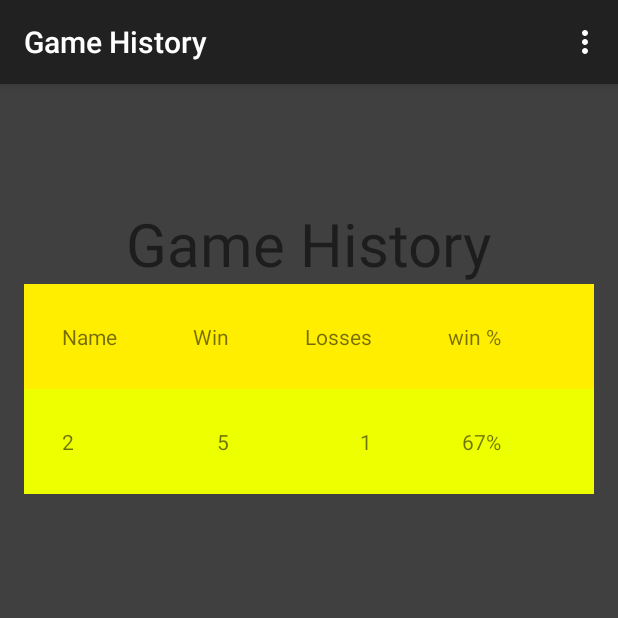
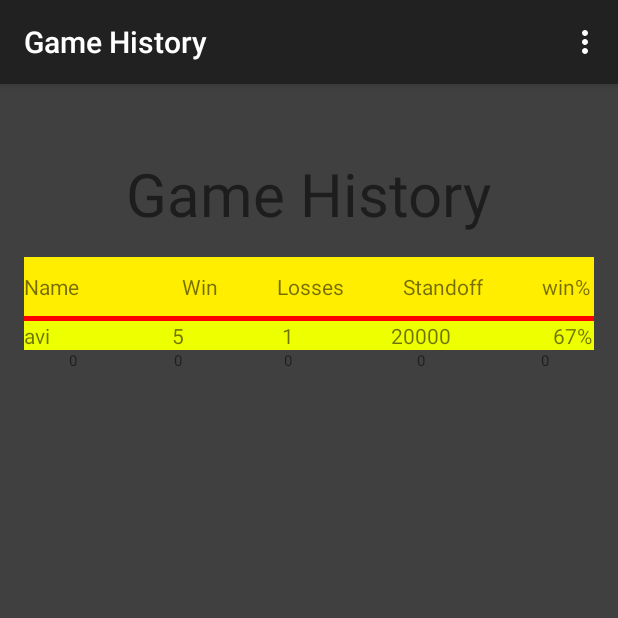
Before and after one commit to idanbe/Four-in-a-row, an Android app: the screen it shows after launch (Game_history), after a tap on "GAME HISTORY", on a phone screen of 412 x 824 dp, the top half of it. Run offline under Robolectric (Android 15) with nearby library versions, the phone set to English and light mode, and no system bars.

Commit message:
Table
history statistic table

```diff
--- a/Game_4_in_a_row/app/src/main/java/com/example/administrator/game_4_in_a_row/DBHelper.java
+++ b/Game_4_in_a_row/app/src/main/java/com/example/administrator/game_4_in_a_row/DBHelper.java
@@ -28,7 +28,8 @@ public class DBHelper extends SQLiteOpenHelper {
                         Tables.winnersTable.NAME + " TEXT ," +
                         Tables.winnersTable.WINS + " INTEGER ," +
                         Tables.winnersTable.LOSSES + " INTEGER ," +
-                        Tables.winnersTable.PERCENT_OF_WINS + " INTEGER" + ");"
+                        Tables.winnersTable.STAND_OFF + " INTEGER ," +
+                        Tables.winnersTable.PERCENT_OF_WINS + " TEXT" + ");"
         );
     }
 
--- a/Game_4_in_a_row/app/src/main/java/com/example/administrator/game_4_in_a_row/Game_history.java
+++ b/Game_4_in_a_row/app/src/main/java/com/example/administrator/game_4_in_a_row/Game_history.java
@@ -14,12 +14,82 @@ import android.widget.TextView;
 public class Game_history extends AppCompatActivity {
 
     private Intent intent;
+    private DAL dal;
+    TableLayout HistoryTable ;
+    TableRow Row ;
 
 
     @Override
     protected void onCreate(Bundle savedInstanceState) {
         super.onCreate(savedInstanceState);
         setContentView(R.layout.activity_game_history);
+        dal = new DAL(this);
+
+        HistoryTable = (TableLayout)findViewById(R.id.history_table);
+        HistoryTable.setStretchAllColumns(true);
+
+
+        TextView t0 = new TextView(this);
+        TextView t1 = new TextView(this);
+        TextView t2 = new TextView(this);
+        TextView t3 = new TextView(this);
+        TextView t4 = new TextView(this);
+        t0.setText("0");
+        t0.setTextSize(10);
+        t0.setGravity(Gravity.CENTER);
+
+        t1.setText("0");
+        t1.setTextSize(10);
+        t1.setGravity(Gravity.CENTER);
+
+        t2.setText("0");
+        t2.setTextSize(10);
+        t2.setGravity(Gravity.CENTER);
+
+        t3.setText("0");
+        t3.setTextSize(10);
+        t3.setGravity(Gravity.CENTER);
+
+        t4.setText("0");
+        t4.setTextSize(10);
+        t4.setGravity(Gravity.CENTER);
+
+        Row = new TableRow(this);
+
+        Row.addView(t0);
+        Row.addView(t1);
+        Row.addView(t2);
+        Row.addView(t3);
+        Row.addView(t4);
+
+        HistoryTable.addView(Row);
+
+        /// TODO : test DB
+       /* dal.removeAll();
+        dal.addUser("aviram");
+        dal.upDateWinOrLoss("aviram", true, true);
+        System.out.println(dal.getDb().toString());
+        dal.upDateWinOrLoss("aviram", true, true);
+        System.out.println(dal.getDb().toString());
+        dal.upDateWinOrLoss("aviram", true, false);
+        System.out.println(dal.getDb().toString());
+        dal.upDateWinOrLoss("aviram", true, false);
+        System.out.println(dal.getDb().toString());
+        dal.upDateWinOrLoss("aviram", true, false);
+        System.out.println(dal.getDb().toString());
+        dal.upDateWinOrLoss("aviram", true, false);
+        System.out.println(dal.getDb().toString());
+        dal.upDateWinOrLoss("aviram", false, false);
+        System.out.println(dal.getDb().toString());
+        dal.upDateWinOrLoss("aviram", false, false);
+        System.out.println(dal.getDb().toString());
+        dal.addUser("alkobi");
+        System.out.println(dal.getDb().toString());
+        dal.removeRow("alkobi");
+        System.out.println(dal.getDb().toString());
+        dal.removeRow("aviram");
+        System.out.println(dal.getDb().toString());*/
+
     }
 
     @Override
--- a/Game_4_in_a_row/app/src/main/java/com/example/administrator/game_4_in_a_row/MainActivity.java
+++ b/Game_4_in_a_row/app/src/main/java/com/example/administrator/game_4_in_a_row/MainActivity.java
@@ -4,16 +4,27 @@ import android.content.Intent;
 import android.support.v7.app.AppCompatActivity;
 import android.os.Bundle;
 import android.util.Log;
+import android.view.Gravity;
 import android.view.Menu;
 import android.view.MenuItem;
 import android.view.View;
 import android.widget.Button;
+import android.widget.TableLayout;
+import android.widget.TableRow;
+import android.widget.TextView;
+
+import java.util.ArrayList;
 
 public class MainActivity extends AppCompatActivity {
 
 
     private Intent intent;
     private Button single_button,two_button,setting_button,game_history_button,exit_button;
+    private TableLayout HistoryTable ;
+    private TableRow Row ;
+    private DAL dal;
+
+
 
     @Override
     protected void onCreate(Bundle savedInstanceState) {
@@ -28,6 +39,7 @@ public class MainActivity extends AppCompatActivity {
         exit_button = (Button)findViewById(R.id.button_Exit);
 
 
+        dal = new DAL(this);
 
 
         // single player
--- a/Game_4_in_a_row/app/src/main/java/com/example/administrator/game_4_in_a_row/Tables.java
+++ b/Game_4_in_a_row/app/src/main/java/com/example/administrator/game_4_in_a_row/Tables.java
@@ -18,6 +18,7 @@ public class Tables {
         public static final String NAME = "name";
         public static final String WINS = "wins";
         public static final String LOSSES = "losses";
+        public static final String STAND_OFF = "standoff";
         public static final String PERCENT_OF_WINS = "percents";
     }
 }
--- a/Game_4_in_a_row/app/src/main/res/layout/activity_game.xml
+++ b/Game_4_in_a_row/app/src/main/res/layout/activity_game.xml
@@ -20,8 +20,6 @@
         android:paddingBottom="30dp"
         android:layout_alignParentTop="true"
         android:layout_centerHorizontal="true" />
-
-
 
 
     <com.example.administrator.game_4_in_a_row.MyView
--- a/Game_4_in_a_row/app/src/main/res/layout/activity_game_history.xml
+++ b/Game_4_in_a_row/app/src/main/res/layout/activity_game_history.xml
@@ -16,16 +16,18 @@
         android:text="@string/textView_history"
         android:layout_alignParentTop="true"
         android:layout_centerHorizontal="true"
-        android:layout_marginTop="63dp" />
+        android:layout_marginTop="30dp" />
 
     <TableLayout
         android:layout_width="match_parent"
         android:layout_height="match_parent"
-        android:stretchColumns="4"
+        android:stretchColumns="0"
         android:layout_alignParentRight="true"
         android:layout_alignParentEnd="true"
-        android:id="@+id/history"
-        android:layout_below="@+id/textView_history">
+        android:id="@+id/history_table"
+        android:layout_below="@+id/textView_history"
+        android:layout_marginTop="15dp"
+        >
 
         <TableRow
             android:id="@+id/row1"
@@ -36,25 +38,35 @@
             <TextView
                 android:textAlignment="center"
                 android:text="Name"
-                android:padding="25dip" />
+                />
             <TextView
                 android:textAlignment="center"
                 android:text="Win"
                 android:gravity="right"
-                android:padding="25dip" />
+                android:padding="10dp"
+                />
             <TextView
                 android:textAlignment="center"
                 android:text="Losses"
                 android:gravity="right"
-                android:padding="25dip" />
+                />
             <TextView
                 android:textAlignment="center"
-                android:text="win %"
+                android:text="Standoff"
                 android:gravity="right"
-                android:padding="25dip" />
-
+                android:padding="10dp"
+                />
+            <TextView
+                android:textAlignment="center"
+                android:text="win%"
+                android:paddingRight="1dp"
+                android:gravity="right" />
         </TableRow>
 
+        <View
+            android:layout_height="3dip"
+            android:layout_width="fill_parent"
+            android:background="#ff0000"/>
 
         <TableRow
             android:id="@+id/row2"
@@ -62,37 +74,36 @@
             android:layout_width="wrap_content"
             android:background="#eeff00">
             <TextView
-                android:textAlignment="center"
+
                 android:id="@+id/Text_View_Name"
-                android:text="2"
-                android:padding="25dip" />
+                android:text="avi"
+                android:layout_gravity="left"
+                />
             <TextView
                 android:textAlignment="center"
                 android:text="5"
                 android:id="@+id/Text_View_win"
-                android:gravity="right"
-                android:padding="25dip"
+                android:gravity="center"
                  />
             <TextView
                 android:textAlignment="center"
                 android:text="1"
                 android:id="@+id/Text_View_loss"
-                android:gravity="right"
-                android:padding="25dip"
+                android:gravity="center"
                 android:visibility="visible" />
+            <TextView
+                android:textAlignment="center"
+                android:id="@+id/Text_View_standoff"
+                android:gravity="center"
+                android:text="20000" />
             <TextView
                 android:textAlignment="center"
                 android:text="67%"
                 android:id="@+id/Text_View_Percent"
-                android:gravity="right"
-                android:padding="25dip" />
+                android:layout_gravity="right"
+                />
 
         </TableRow>
-
-
-
-
-
 
     </TableLayout>
 
```
Also changed, not shown: Game_4_in_a_row/app/src/main/java/com/example/administrator/game_4_in_a_row/DAL.java (+48 -16 lines), Game_4_in_a_row/app/src/main/java/com/example/administrator/game_4_in_a_row/Game.java (+2 -7 lines), Game_4_in_a_row/app/src/main/java/com/example/administrator/game_4_in_a_row/ListAdapter.java (added, +86 -0 lines), Game_4_in_a_row/app/src/main/java/com/example/administrator/game_4_in_a_row/Row.java (added, +53 -0 lines).
